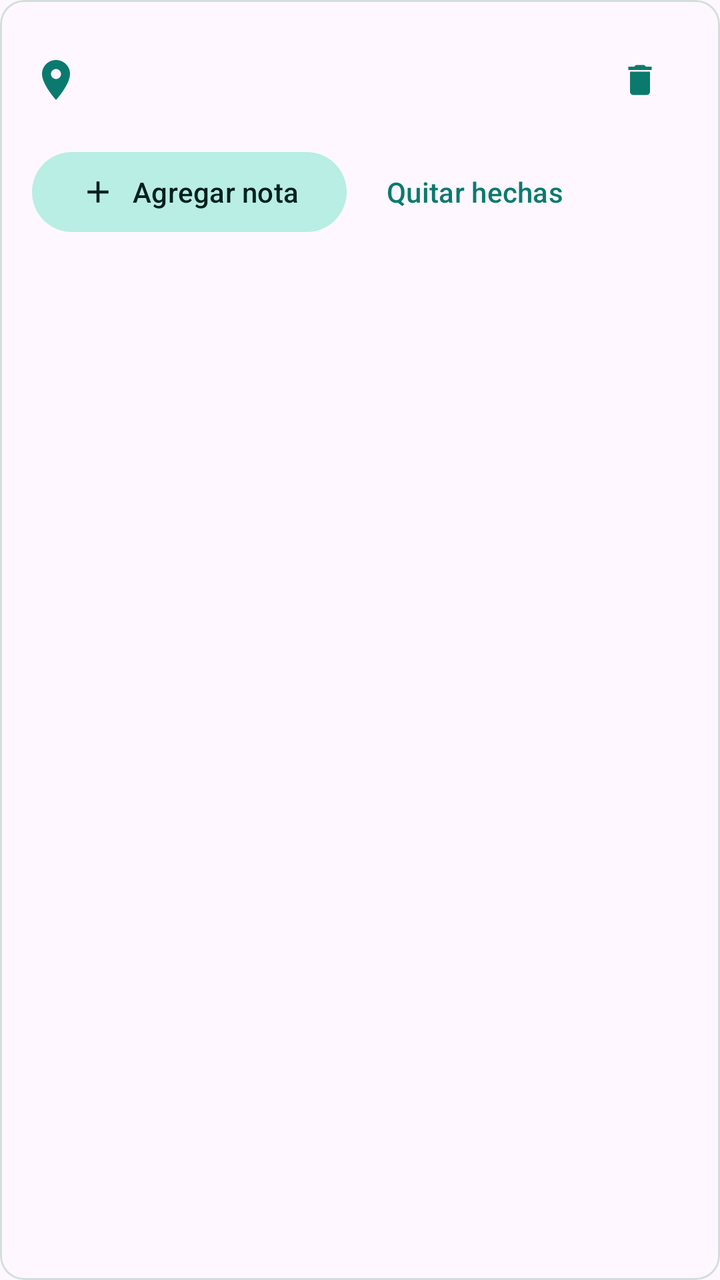
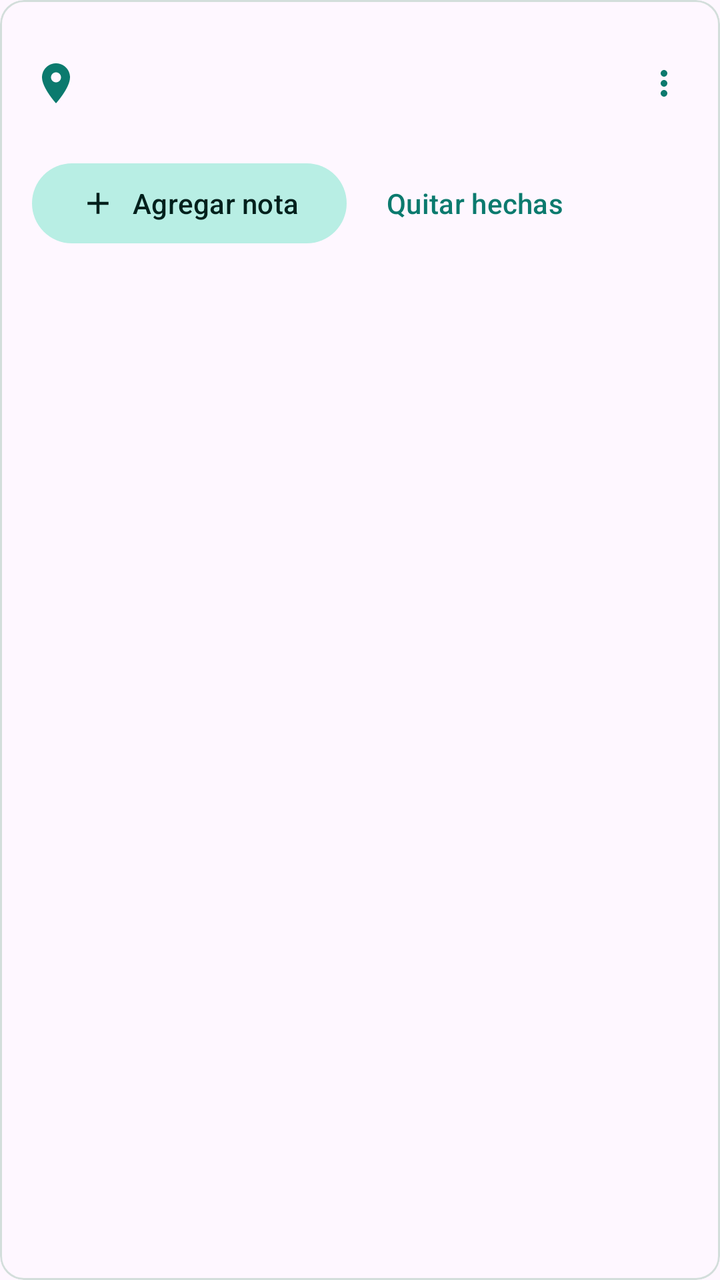

An Android layout rendered at two revisions. The XML below is the earlier revision; the diff shows what the commit changed to produce the second picture.
<!-- AndroidManifest.xml: application theme Theme.Recuerdame -->
<!-- res/layout/item_place.xml -->
<?xml version="1.0" encoding="utf-8"?>
<com.google.android.material.card.MaterialCardView xmlns:android="http://schemas.android.com/apk/res/android"
    xmlns:app="http://schemas.android.com/apk/res-auto"
    android:layout_width="match_parent"
    android:layout_height="wrap_content"
    android:layout_marginBottom="12dp"
    app:cardElevation="0dp"
    app:strokeColor="@color/card_stroke"
    app:strokeWidth="1dp">

    <LinearLayout
        android:layout_width="match_parent"
        android:layout_height="wrap_content"
        android:orientation="vertical"
        android:padding="16dp">

        <LinearLayout
            android:layout_width="match_parent"
            android:layout_height="wrap_content"
            android:gravity="center_vertical"
            android:orientation="horizontal">

            <ImageView
                android:layout_width="24dp"
                android:layout_height="24dp"
                android:contentDescription="@null"
                android:src="@drawable/ic_pin"
                app:tint="?attr/colorPrimary" />

            <LinearLayout
                android:layout_width="0dp"
                android:layout_height="wrap_content"
                android:layout_marginStart="12dp"
                android:layout_weight="1"
                android:orientation="vertical">

                <TextView
                    android:id="@+id/place_name"
                    android:layout_width="match_parent"
                    android:layout_height="wrap_content"
                    android:textSize="18sp"
                    android:textStyle="bold" />

                <TextView
                    android:id="@+id/place_info"
                    android:layout_width="match_parent"
                    android:layout_height="wrap_content"
                    android:alpha="0.7"
                    android:textSize="13sp" />
            </LinearLayout>

            <com.google.android.material.button.MaterialButton
                android:id="@+id/btn_delete_place"
                style="@style/Widget.Material3.Button.IconButton"
                android:layout_width="wrap_content"
                android:layout_height="wrap_content"
                android:contentDescription="Borrar lugar"
                app:icon="@drawable/ic_delete" />
        </LinearLayout>

        <LinearLayout
            android:id="@+id/notes_container"
            android:layout_width="match_parent"
            android:layout_height="wrap_content"
            android:layout_marginTop="8dp"
            android:orientation="vertical" />

        <LinearLayout
            android:layout_width="match_parent"
            android:layout_height="wrap_content"
            android:orientation="horizontal">

            <com.google.android.material.button.MaterialButton
                android:id="@+id/btn_add_note"
                style="@style/Widget.Material3.Button.TonalButton"
                android:layout_width="wrap_content"
                android:layout_height="wrap_content"
                android:text="Agregar nota"
                app:icon="@drawable/ic_add" />

            <com.google.android.material.button.MaterialButton
                android:id="@+id/btn_clear_done"
                style="@style/Widget.Material3.Button.TextButton"
                android:layout_width="wrap_content"
                android:layout_height="wrap_content"
                android:layout_marginStart="8dp"
                android:text="Quitar hechas" />
        </LinearLayout>
    </LinearLayout>
</com.google.android.material.card.MaterialCardView>
<!-- resources referenced by this layout -->
<resources>
  <color name="card_stroke">#D3DEDB</color>
  <!-- drawable ic_add (drawable) -->
  <?xml version="1.0" encoding="utf-8"?>
  <vector xmlns:android="http://schemas.android.com/apk/res/android" android:width="24dp" android:height="24dp" android:viewportWidth="24" android:viewportHeight="24" android:tint="?attr/colorControlNormal">
      <path android:fillColor="@android:color/white" android:pathData="M19,13h-6v6h-2v-6H5v-2h6V5h2v6h6v2z"/>
  </vector>
  <!-- drawable ic_delete (drawable) -->
  <?xml version="1.0" encoding="utf-8"?>
  <vector xmlns:android="http://schemas.android.com/apk/res/android" android:width="24dp" android:height="24dp" android:viewportWidth="24" android:viewportHeight="24" android:tint="?attr/colorControlNormal">
      <path android:fillColor="@android:color/white" android:pathData="M6,19c0,1.1 0.9,2 2,2h8c1.1,0 2,-0.9 2,-2V7H6v12zM19,4h-3.5l-1,-1h-5l-1,1H5v2h14V4z"/>
  </vector>
  <!-- drawable ic_pin (drawable) -->
  <?xml version="1.0" encoding="utf-8"?>
  <vector xmlns:android="http://schemas.android.com/apk/res/android" android:width="24dp" android:height="24dp" android:viewportWidth="24" android:viewportHeight="24" android:tint="?attr/colorControlNormal">
      <path android:fillColor="@android:color/white" android:pathData="M12,2C8.13,2 5,5.13 5,9c0,5.25 7,13 7,13s7,-7.75 7,-13c0,-3.87 -3.13,-7 -7,-7zM12,11.5c-1.38,0 -2.5,-1.12 -2.5,-2.5s1.12,-2.5 2.5,-2.5 2.5,1.12 2.5,2.5 -1.12,2.5 -2.5,2.5z"/>
  </vector>
  <style name="Theme.Recuerdame" parent="Theme.Material3.DayNight">
          <item name="colorPrimary">@color/brand</item>
          <item name="colorOnPrimary">@color/brand_on</item>
          <item name="colorPrimaryContainer">@color/brand_container</item>
          <item name="colorOnPrimaryContainer">@color/brand_on_container</item>
          <item name="colorSecondaryContainer">@color/brand_container</item>
          <item name="colorOnSecondaryContainer">@color/brand_on_container</item>
      </style>
  <color name="brand">#0B7A6E</color>
  <color name="brand_on">#FFFFFF</color>
  <color name="brand_container">#B8EEE4</color>
  <color name="brand_on_container">#00201C</color>
</resources>

<!-- the commit's change to res/layout/item_place.xml (unified diff, before → after) -->
@@ -12,7 +12,10 @@
         android:layout_width="match_parent"
         android:layout_height="wrap_content"
         android:orientation="vertical"
-        android:padding="16dp">
+        android:paddingStart="16dp"
+        android:paddingTop="12dp"
+        android:paddingEnd="4dp"
+        android:paddingBottom="12dp">
 
         <LinearLayout
             android:layout_width="match_parent"
@@ -42,27 +45,35 @@
                     android:textStyle="bold" />
 
                 <TextView
+                    android:id="@+id/place_address"
+                    android:layout_width="match_parent"
+                    android:layout_height="wrap_content"
+                    android:alpha="0.8"
+                    android:textSize="13sp" />
+
+                <TextView
                     android:id="@+id/place_info"
                     android:layout_width="match_parent"
                     android:layout_height="wrap_content"
-                    android:alpha="0.7"
+                    android:alpha="0.65"
                     android:textSize="13sp" />
             </LinearLayout>
 
             <com.google.android.material.button.MaterialButton
-                android:id="@+id/btn_delete_place"
+                android:id="@+id/btn_more"
                 style="@style/Widget.Material3.Button.IconButton"
                 android:layout_width="wrap_content"
                 android:layout_height="wrap_content"
-                android:contentDescription="Borrar lugar"
-                app:icon="@drawable/ic_delete" />
+                android:contentDescription="Más opciones"
+                app:icon="@drawable/ic_more" />
         </LinearLayout>
 
         <LinearLayout
             android:id="@+id/notes_container"
             android:layout_width="match_parent"
             android:layout_height="wrap_content"
-            android:layout_marginTop="8dp"
+            android:layout_marginTop="6dp"
+            android:paddingEnd="12dp"
             android:orientation="vertical" />
 
         <LinearLayout
<!-- resource entries referenced after the edit -->
@@ -6,10 +6,10 @@
   <vector xmlns:android="http://schemas.android.com/apk/res/android" android:width="24dp" android:height="24dp" android:viewportWidth="24" android:viewportHeight="24" android:tint="?attr/colorControlNormal">
       <path android:fillColor="@android:color/white" android:pathData="M19,13h-6v6h-2v-6H5v-2h6V5h2v6h6v2z"/>
   </vector>
-  <!-- drawable ic_delete (drawable) -->
+  <!-- drawable ic_more (drawable) -->
   <?xml version="1.0" encoding="utf-8"?>
   <vector xmlns:android="http://schemas.android.com/apk/res/android" android:width="24dp" android:height="24dp" android:viewportWidth="24" android:viewportHeight="24" android:tint="?attr/colorControlNormal">
-      <path android:fillColor="@android:color/white" android:pathData="M6,19c0,1.1 0.9,2 2,2h8c1.1,0 2,-0.9 2,-2V7H6v12zM19,4h-3.5l-1,-1h-5l-1,1H5v2h14V4z"/>
+      <path android:fillColor="@android:color/white" android:pathData="M12,8c1.1,0 2,-0.9 2,-2s-0.9,-2 -2,-2 -2,0.9 -2,2 0.9,2 2,2zM12,10c-1.1,0 -2,0.9 -2,2s0.9,2 2,2 2,-0.9 2,-2 -0.9,-2 -2,-2zM12,16c-1.1,0 -2,0.9 -2,2s0.9,2 2,2 2,-0.9 2,-2 -0.9,-2 -2,-2z"/>
   </vector>
   <!-- drawable ic_pin (drawable) -->
   <?xml version="1.0" encoding="utf-8"?>
